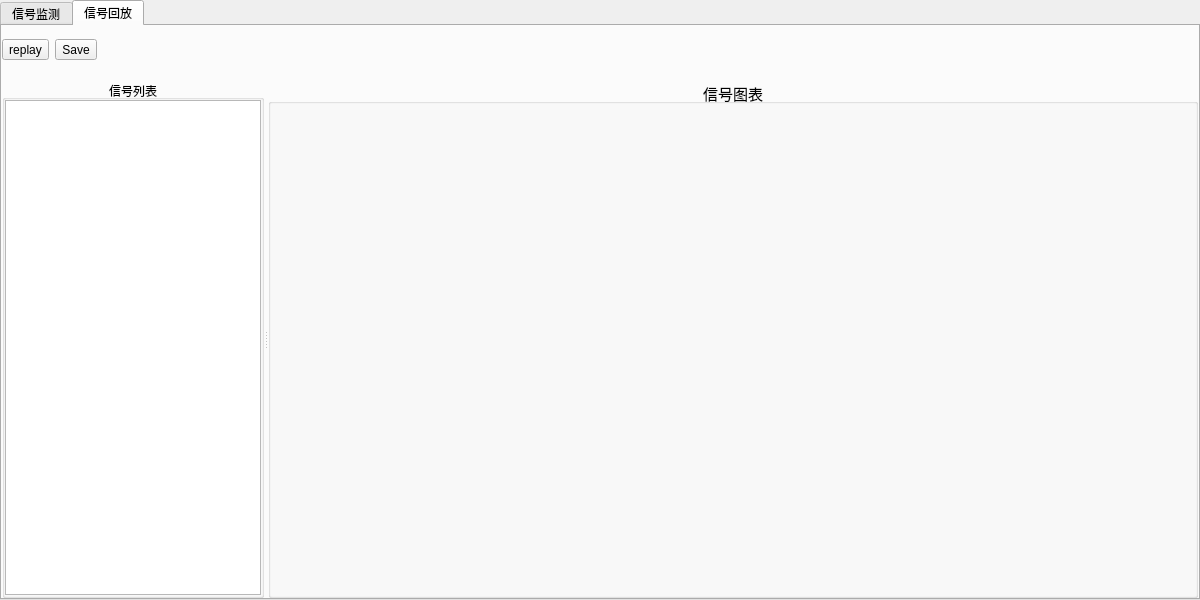
Old version of the form dialogs/monitordialog.ui in the repository L-Net-1992/ADAS_AD_Developer.
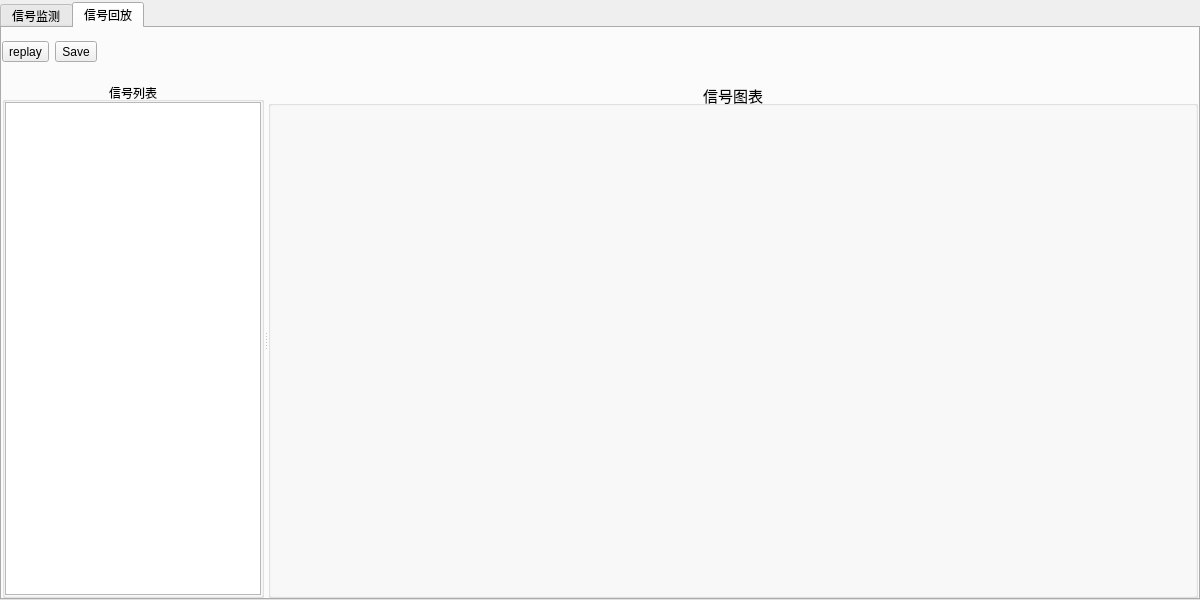
New version of the form. The open tabs and pages were chosen to show the change. Icons and pictures are not drawn.

Commit message: 修改监测界面按键图标

What changed in the file:
```diff
--- a/dialogs/monitordialog.ui
+++ b/dialogs/monitordialog.ui
@@ -21,7 +21,7 @@
     <number>0</number>
    </property>
    <property name="topMargin">
-    <number>0</number>
+    <number>2</number>
    </property>
    <property name="rightMargin">
     <number>0</number>
```
Left out of the diff: 14 changed lines with no effect on the pictures. The commit also changes 4 other files.
